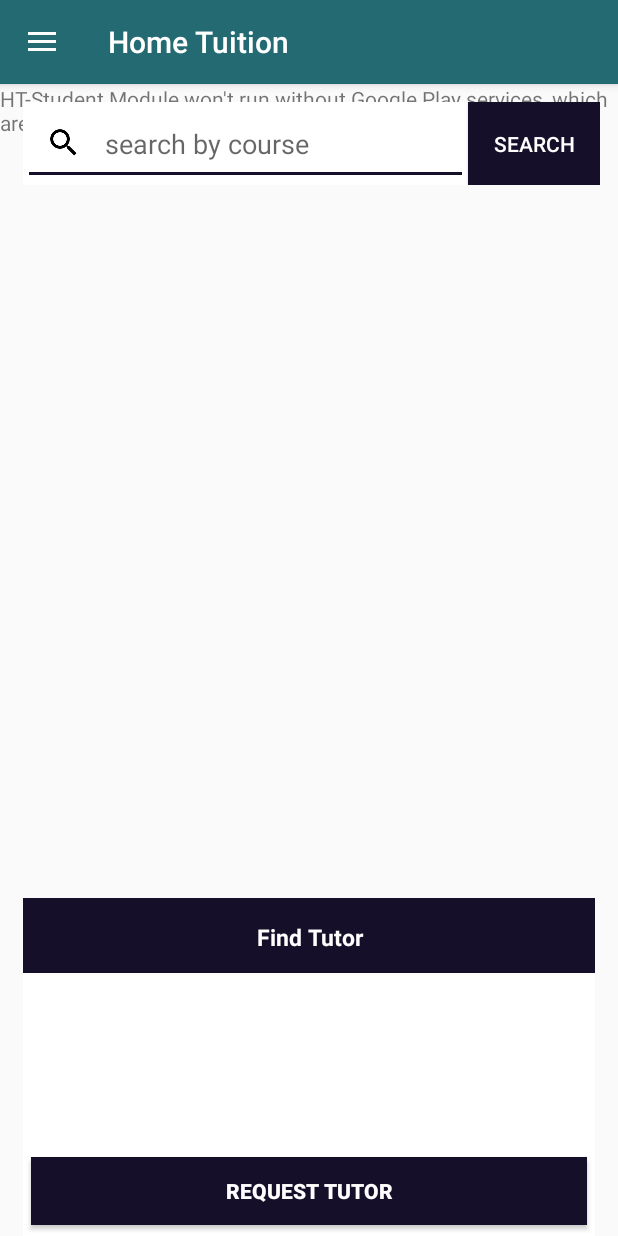
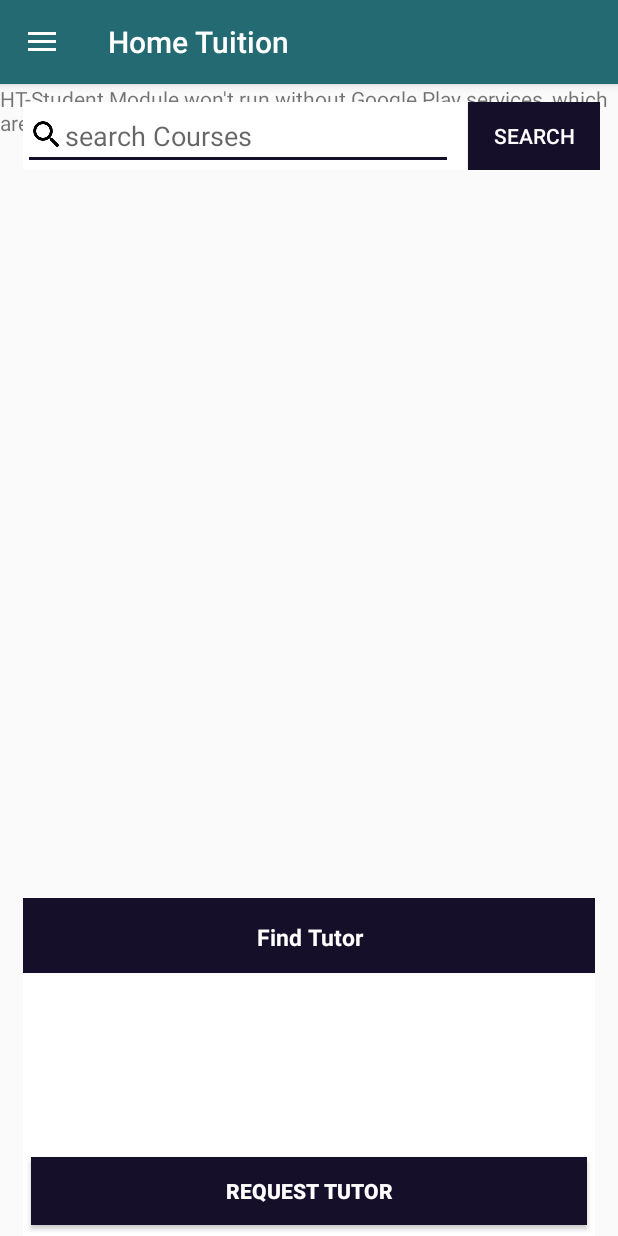
Before and after one commit to muhsaad027/Smart-Tuition-Finder---Student-App, an Android app: the MainAppScreen screen opened directly, with no data from a screen before it, on a phone screen of 412 x 824 dp. Run offline under Robolectric (Android 15) with nearby library versions, the phone set to English and light mode, and no system bars; libraries missing offline, so code that uses them is left out: com.androidnetworking, com.androidnetworking.common, com.androidnetworking.error, com.androidnetworking.interfaces; 1 statement that could not run was skipped.

Commit message:
Initial commit

```diff
--- a/app/src/main/java/com/example/saadiqbal/ht_studentmodule/MainAppScreen.java
+++ b/app/src/main/java/com/example/saadiqbal/ht_studentmodule/MainAppScreen.java
@@ -29,6 +29,7 @@ import android.view.MenuItem;
 import android.view.View;
 import android.view.WindowManager;
 import android.widget.ArrayAdapter;
+import android.widget.AutoCompleteTextView;
 import android.widget.Button;
 import android.widget.EditText;
 import android.widget.ListView;
@@ -59,6 +60,7 @@ import org.json.JSONArray;
 import org.json.JSONException;
 import org.json.JSONObject;
 
+import java.util.ArrayList;
 import java.util.HashMap;
 
 import static com.example.saadiqbal.ht_studentmodule.Login.PREF_UNAME;
@@ -69,6 +71,8 @@ public class MainAppScreen extends AppCompatActivity
     private ListView mDrawerList;
     private DrawerLayout mDrawerLayout;
     private ArrayAdapter<String> mAdapter;
+    final ArrayList<String> autofillcoursesDB = new ArrayList<String>();
+    AutoCompleteTextView autoCompleteTextView;
     Location mLastLocation;
     Marker mCurrLocationMarker;
     public String search_course;
@@ -77,7 +81,6 @@ public class MainAppScreen extends AppCompatActivity
     public TextView t1, t2, nummm;
     public String phone;
     public Button tutorReq, serach, cencelfragrequest;
-    public EditText type_course_st;
     private GoogleApiClient mGoogleApiClient;
     private LocationRequest mLocationRequest;
     public String Longitude, Latitude;
@@ -89,7 +92,8 @@ public class MainAppScreen extends AppCompatActivity
         super.onCreate(savedInstanceState);
         setContentView(R.layout.activity_main_app_screen);
         Toolbar toolbar = (Toolbar) findViewById(R.id.toolbar);
-        type_course_st = (EditText) findViewById(R.id.type_course);
+        autoCompleteTextView = (AutoCompleteTextView)  findViewById(R.id.searchAutoComplete);
+        AutoCourseFillData();
         setSupportActionBar(toolbar);
 
 
@@ -97,12 +101,12 @@ public class MainAppScreen extends AppCompatActivity
         serach.setOnClickListener(new View.OnClickListener() {
             @Override
             public void onClick(View v) {
-                if (type_course_st != null) {
+                if (autoCompleteTextView != null) {
 
                 }
-                if (type_course_st.getText().toString().isEmpty()) {
-                    type_course_st.setError("Phone number is required!");
-                    requestFocus(type_course_st);
+                if (autoCompleteTextView.getText().toString().isEmpty()) {
+                    autoCompleteTextView.setError("Coures name is required!");
+                    requestFocus(autoCompleteTextView);
                     return;
                 }
                 datasend();
@@ -232,6 +236,8 @@ public class MainAppScreen extends AppCompatActivity
             startActivity(iaa);
 
         } else if (id == R.id.HELP) {
+            Intent n = new Intent(MainAppScreen.this,testcoursesautocompelete.class);
+            startActivity(n);
 
         } else if (id == R.id.SETTINGS) {
             Intent iaa = new Intent(this, Settings.class);
@@ -449,7 +455,7 @@ public class MainAppScreen extends AppCompatActivity
                 .addQueryParameter("studentId", channel)
                 .addQueryParameter("longitude", "" + mLastLocation.getLongitude())
                 .addQueryParameter("latitude", "" + mLastLocation.getLatitude())
-                .addQueryParameter("courses", "" + type_course_st.getText().toString())
+                .addQueryParameter("courses", "" + autoCompleteTextView.getText().toString())
                 .setTag("test")
                 .setPriority(Priority.MEDIUM)
                 .build()
@@ -528,12 +534,12 @@ public class MainAppScreen extends AppCompatActivity
 //        } else {
 //            phone = "+92" + phone.substring(1);
 //        }
-        logDebug("StdId :  " + channel + "     " + mLastLocation.getLongitude() + "     " + mLastLocation.getLatitude() + "   " + type_course_st.getText().toString());
+        logDebug("StdId :  " + channel + "     " + mLastLocation.getLongitude() + "     " + mLastLocation.getLatitude() + "   " + autoCompleteTextView.getText().toString());
         AndroidNetworking.get(URLStudents.URL_SendRequest2Tutor)
                 .addQueryParameter("studentId", channel)
                 .addQueryParameter("longitude", "" + mLastLocation.getLongitude())
                 .addQueryParameter("latitude", "" + mLastLocation.getLatitude())
-                .addQueryParameter("courses", type_course_st.getText().toString())
+                .addQueryParameter("courses", autoCompleteTextView.getText().toString())
                 .setTag("test")
                 .setPriority(Priority.HIGH)
                 .build()
@@ -581,4 +587,43 @@ public class MainAppScreen extends AppCompatActivity
         return false;
     }
     //_________________________________________________//
+    public void AutoCourseFillData() {
+
+
+
+        AndroidNetworking.get(URLStudents.URL_AutoFillCourses)
+                .setPriority(Priority.MEDIUM)
+                .build()
+                .getAsJSONObject(new JSONObjectRequestListener() {
+                    @Override
+                    public void onResponse(JSONObject response) {
+                        boolean error = false;
+                        String message = "";
+
+                        try {
+                            JSONArray jsonArray = response.getJSONArray("result");
+                            for (int i = 0; i < jsonArray.length(); i++) {
+
+                                JSONObject item = jsonArray.getJSONObject(i);
+                                autofillcoursesDB.add(item.getString("CourseName"));
+                                AutoCompleteAdapter adapter = new AutoCompleteAdapter(MainAppScreen.this, android.R.layout.simple_dropdown_item_1line, android.R.id.text1, autofillcoursesDB);
+                                autoCompleteTextView.setAdapter(adapter);
+                            }
+
+                        } catch (JSONException e) {
+                            e.printStackTrace();
+                        }
+                    }
+
+                    @Override
+                    public void onError(ANError error) {
+                        // handle error4
+                        Toast.makeText(MainAppScreen.this, "" + error, Toast.LENGTH_LONG).show();
+
+                    }
+                });
+
+
+
+    }
 }
--- a/app/src/main/java/com/example/saadiqbal/ht_studentmodule/URLStudents.java
+++ b/app/src/main/java/com/example/saadiqbal/ht_studentmodule/URLStudents.java
@@ -17,6 +17,7 @@ public class URLStudents {
     public static final String URL_SendRequest2Tutor = "http://hometuition.ahmedgraf.com/HomeTuition/Test1/sendRequestTutor";
     public static final String URL_StudentFCMupdate ="http://hometuition.ahmedgraf.com/HomeTuition/Test1/updateStudent_FCMKey";
     public static final String URL_TutorGetInfo ="http://hometuition.ahmedgraf.com/HomeTuition/Test1/getNearestTutor";
+    public static final String URL_AutoFillCourses ="http://hometuition.ahmedgraf.com/HomeTuition/Test1/CoursesAutoFill";
 
 
     public  static  String getPhoneNo (Context context)
--- a/app/src/main/res/layout/content_main_app_screen.xml
+++ b/app/src/main/res/layout/content_main_app_screen.xml
@@ -28,7 +28,19 @@
         android:layout_alignStart="@+id/linearLayout"
         android:layout_marginRight="12dp"
         >
-        <EditText
+        <AutoCompleteTextView
+
+            android:drawableLeft="@drawable/ic_search_black_24dp"
+            android:id="@+id/searchAutoComplete"
+            android:layout_width="match_parent"
+            android:layout_height="wrap_content"
+            android:layout_centerVertical="true"
+            android:layout_marginRight="10dp"
+            android:layout_weight="1"
+            android:hint="search Courses"
+            android:imeOptions="actionSearch"
+            android:inputType="textAutoComplete|textAutoCorrect"></AutoCompleteTextView>
+        <!--<EditText
         android:id="@+id/type_course"
         android:layout_width="match_parent"
         android:layout_height="wrap_content"
@@ -38,7 +50,8 @@
         android:layout_weight="1"
         android:drawablePadding="15dp"
         android:drawableLeft="@drawable/ic_search_black_24dp"
-           />
+        />-->
+
         <Button
             android:layout_width="wrap_content"
             android:layout_height="match_parent"
```
Also changed, not shown: app/src/main/AndroidManifest.xml (+3 -6 lines), app/src/main/java/com/example/saadiqbal/ht_studentmodule/AutoCompleteAdapter.java (added, +109 -0 lines), app/src/main/java/com/example/saadiqbal/ht_studentmodule/testcoursesautocompelete.java (added, +73 -0 lines), app/src/main/res/layout/activity_testcoursesautocompelete.xml (added, +15 -0 lines). Lines whose indentation alone changed are shown as unchanged.
